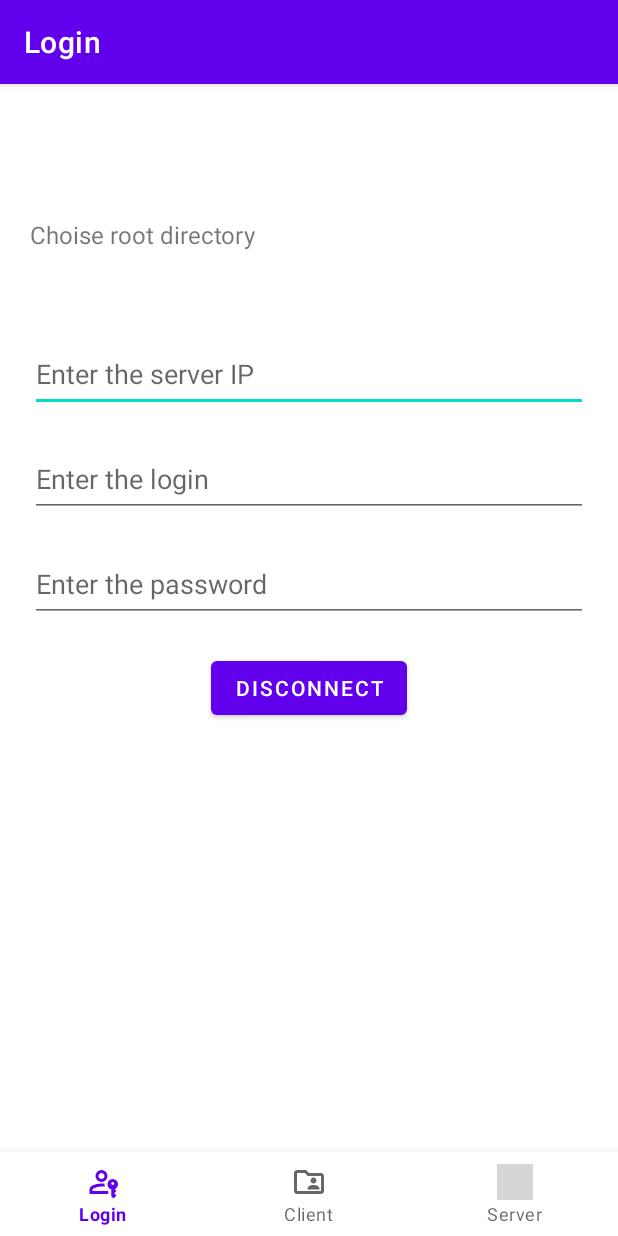
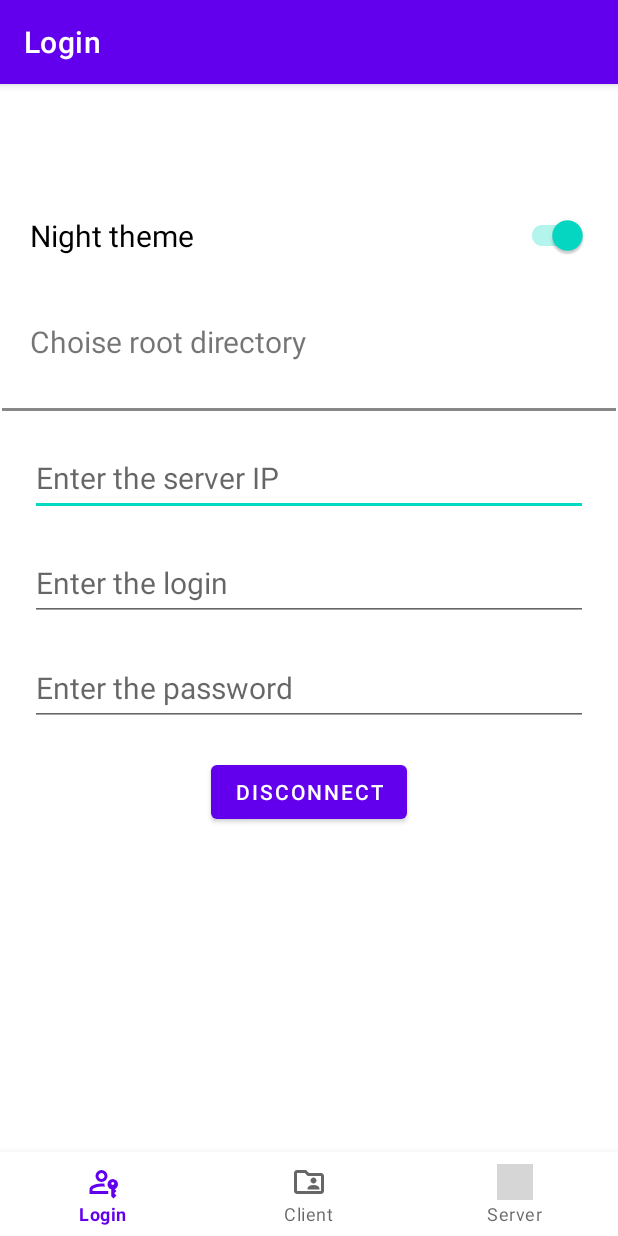
Before and after one commit to Nakama3942/FTES, an Android app: the screen it shows after launch (MainActivity), after a tap on "CONNECT", on a phone screen of 412 x 824 dp. Run offline under Robolectric (Android 15) with nearby library versions, the phone set to English and light mode, and no system bars; our stand-ins replace navigation-ui; 3 statements that could not run were skipped; grey boxes are pictures that could not be loaded.

Commit message:
Added permissions and theme switcher

```diff
--- a/FTPAndClient/app/src/main/AndroidManifest.xml
+++ b/FTPAndClient/app/src/main/AndroidManifest.xml
@@ -3,6 +3,8 @@
     xmlns:tools="http://schemas.android.com/tools">
 
     <uses-permission android:name="android.permission.INTERNET" />
+    <uses-permission android:name="android.permission.READ_EXTERNAL_STORAGE" />
+    <uses-permission android:name="android.permission.WRITE_EXTERNAL_STORAGE" />
 
     <application
         android:allowBackup="true"
--- a/FTPAndClient/app/src/main/java/com/fac/ftpandclient/MainActivity.kt
+++ b/FTPAndClient/app/src/main/java/com/fac/ftpandclient/MainActivity.kt
@@ -1,8 +1,16 @@
 package com.fac.ftpandclient
 
+import android.Manifest
+import android.content.pm.PackageManager
+import android.os.Build
 import android.os.Bundle
+import android.widget.Toast
+import androidx.activity.result.ActivityResultLauncher
+import androidx.activity.result.contract.ActivityResultContracts
+import androidx.annotation.RequiresApi
 import com.google.android.material.bottomnavigation.BottomNavigationView
 import androidx.appcompat.app.AppCompatActivity
+import androidx.core.content.ContextCompat
 import androidx.lifecycle.Observer
 import androidx.lifecycle.ViewModelProvider
 import androidx.navigation.findNavController
@@ -15,6 +23,8 @@ class MainActivity : AppCompatActivity() {
 
     private lateinit var binding: ActivityMainBinding
 
+    private lateinit var pLauncher: ActivityResultLauncher<Array<String>>
+
     private lateinit var connectionModel: ConnectionModel
 
     override fun onCreate(savedInstanceState: Bundle?) {
@@ -22,6 +32,8 @@ class MainActivity : AppCompatActivity() {
 
         binding = ActivityMainBinding.inflate(layoutInflater)
         setContentView(binding.root)
+        registerPermissionListener()
+        checkPermissions()
 
         val navView: BottomNavigationView = binding.navView
 
@@ -49,4 +61,29 @@ class MainActivity : AppCompatActivity() {
         setupActionBarWithNavController(navController, appBarConfiguration)
         navView.setupWithNavController(navController)
     }
+
+    private fun checkPermissions() {
+        when {
+            ContextCompat.checkSelfPermission(this, Manifest.permission.READ_EXTERNAL_STORAGE) == PackageManager.PERMISSION_GRANTED -> {
+                Toast.makeText(this, "Permission READ_EXTERNAL_STORAGE granted", Toast.LENGTH_LONG).show()
+            }
+            ContextCompat.checkSelfPermission(this, Manifest.permission.WRITE_EXTERNAL_STORAGE) == PackageManager.PERMISSION_GRANTED -> {
+                Toast.makeText(this, "Permission WRITE_EXTERNAL_STORAGE granted", Toast.LENGTH_LONG).show()
+            }
+            else -> {
+                pLauncher.launch(arrayOf(Manifest.permission.READ_EXTERNAL_STORAGE, Manifest.permission.WRITE_EXTERNAL_STORAGE))
+            }
+        }
+    }
+
+    private fun registerPermissionListener() {
+        pLauncher = registerForActivityResult(ActivityResultContracts.RequestMultiplePermissions()) {
+            if (it[Manifest.permission.READ_EXTERNAL_STORAGE] == true) {
+                Toast.makeText(this, "Permission allow", Toast.LENGTH_LONG).show()
+            }
+            else {
+                Toast.makeText(this, "Permission denied", Toast.LENGTH_LONG).show()
+            }
+        }
+    }
 }
--- a/FTPAndClient/app/src/main/java/com/fac/ftpandclient/ui/LoginFragment.kt
+++ b/FTPAndClient/app/src/main/java/com/fac/ftpandclient/ui/LoginFragment.kt
@@ -9,7 +9,10 @@ import android.widget.ArrayAdapter
 import android.widget.Button
 import android.widget.EditText
 import android.widget.Spinner
+import android.widget.Switch
 import android.widget.Toast
+import androidx.appcompat.app.AppCompatDelegate
+import androidx.appcompat.widget.SwitchCompat
 import androidx.core.content.ContextCompat
 import androidx.core.view.isVisible
 import androidx.fragment.app.Fragment
@@ -45,11 +48,22 @@ class LoginFragment : Fragment() {
         // Получите доступ к ConnectionViewModel
         connectionModel = ViewModelProvider(requireActivity()).get(ConnectionModel::class.java)
 
+        val themeSwitch = root.findViewById<SwitchCompat>(R.id.themeSwitch)
         val rootDir = root.findViewById<Spinner>(R.id.rootDirBox)
         val serverIp = root.findViewById<EditText>(R.id.serverIpField)
         val login = root.findViewById<EditText>(R.id.loginField)
         val password = root.findViewById<EditText>(R.id.passwordField)
         val connecting = root.findViewById<Button>(R.id.connectButt)
+
+        themeSwitch.setOnCheckedChangeListener { _, isChecked ->
+            if (isChecked) {
+                // Выбрана тёмная тема
+                AppCompatDelegate.setDefaultNightMode(AppCompatDelegate.MODE_NIGHT_YES)
+            } else {
+                // Выбрана светлая тема
+                AppCompatDelegate.setDefaultNightMode(AppCompatDelegate.MODE_NIGHT_NO)
+            }
+        }
 
         // Создание списка вариантов выбора
         val storageDirectories = ContextCompat.getExternalFilesDirs(requireContext(), null)
--- a/FTPAndClient/app/src/main/res/layout/fragment_login.xml
+++ b/FTPAndClient/app/src/main/res/layout/fragment_login.xml
@@ -6,16 +6,30 @@
     android:layout_height="match_parent"
     tools:context=".ui.LoginFragment">
 
+    <androidx.appcompat.widget.SwitchCompat
+        android:id="@+id/themeSwitch"
+        android:layout_width="0dp"
+        android:layout_height="50dp"
+        android:layout_marginStart="20dp"
+        android:layout_marginTop="20dp"
+        android:layout_marginEnd="20dp"
+        android:checked="true"
+        android:text="Night theme"
+        android:textSize="20sp"
+        app:layout_constraintEnd_toEndOf="parent"
+        app:layout_constraintStart_toStartOf="parent"
+        app:layout_constraintTop_toTopOf="parent" />
+
     <TextView
         android:id="@+id/textView"
         android:layout_width="wrap_content"
-        android:layout_height="24dp"
+        android:layout_height="26dp"
         android:layout_marginStart="20dp"
-        android:layout_marginTop="33dp"
+        android:layout_marginTop="32dp"
         android:text="Choise root directory"
-        android:textSize="16sp"
+        android:textSize="20sp"
         app:layout_constraintStart_toStartOf="parent"
-        app:layout_constraintTop_toTopOf="parent" />
+        app:layout_constraintTop_toBottomOf="@+id/themeSwitch" />
 
     <Spinner
         android:id="@+id/rootDirBox"
@@ -26,16 +40,16 @@
         android:layout_marginEnd="20dp"
         app:layout_constraintEnd_toEndOf="parent"
         app:layout_constraintStart_toEndOf="@+id/textView"
-        app:layout_constraintTop_toTopOf="parent" />
+        app:layout_constraintTop_toBottomOf="@+id/themeSwitch" />
 
     <View
         android:id="@+id/mainDivider"
         android:layout_width="0dp"
         android:layout_height="2dp"
         android:layout_marginStart="1dp"
-        android:layout_marginTop="33dp"
+        android:layout_marginTop="32dp"
         android:layout_marginEnd="1dp"
-        android:background="@color/white"
+        android:background="@color/gray"
         app:layout_constraintEnd_toEndOf="parent"
         app:layout_constraintStart_toStartOf="parent"
         app:layout_constraintTop_toBottomOf="@+id/textView" />
@@ -47,10 +61,11 @@
         android:layout_marginStart="20dp"
         android:layout_marginTop="20dp"
         android:layout_marginEnd="20dp"
+        android:digits="0123456789."
         android:ems="10"
         android:hint="Enter the server IP"
         android:inputType="number|numberDecimal"
-        android:digits="0123456789."
+        android:textSize="20sp"
         app:layout_constraintEnd_toEndOf="parent"
         app:layout_constraintStart_toStartOf="parent"
         app:layout_constraintTop_toBottomOf="@+id/mainDivider" />
@@ -67,6 +82,7 @@
         android:ems="10"
         android:hint="@string/login"
         android:inputType="text"
+        android:textSize="20sp"
         app:layout_constraintEnd_toEndOf="parent"
         app:layout_constraintHorizontal_bias="1.0"
         app:layout_constraintStart_toStartOf="parent"
@@ -84,6 +100,7 @@
         android:ems="10"
         android:hint="@string/password"
         android:inputType="textPassword"
+        android:textSize="20sp"
         app:layout_constraintEnd_toEndOf="parent"
         app:layout_constraintHorizontal_bias="1.0"
         app:layout_constraintStart_toStartOf="parent"
--- a/FTPAndClient/app/src/main/res/values/colors.xml
+++ b/FTPAndClient/app/src/main/res/values/colors.xml
@@ -6,5 +6,6 @@
     <color name="teal_200">#FF03DAC5</color>
     <color name="teal_700">#FF018786</color>
     <color name="black">#FF000000</color>
+    <color name="gray">#FF878787</color>
     <color name="white">#FFFFFFFF</color>
 </resources>
```
